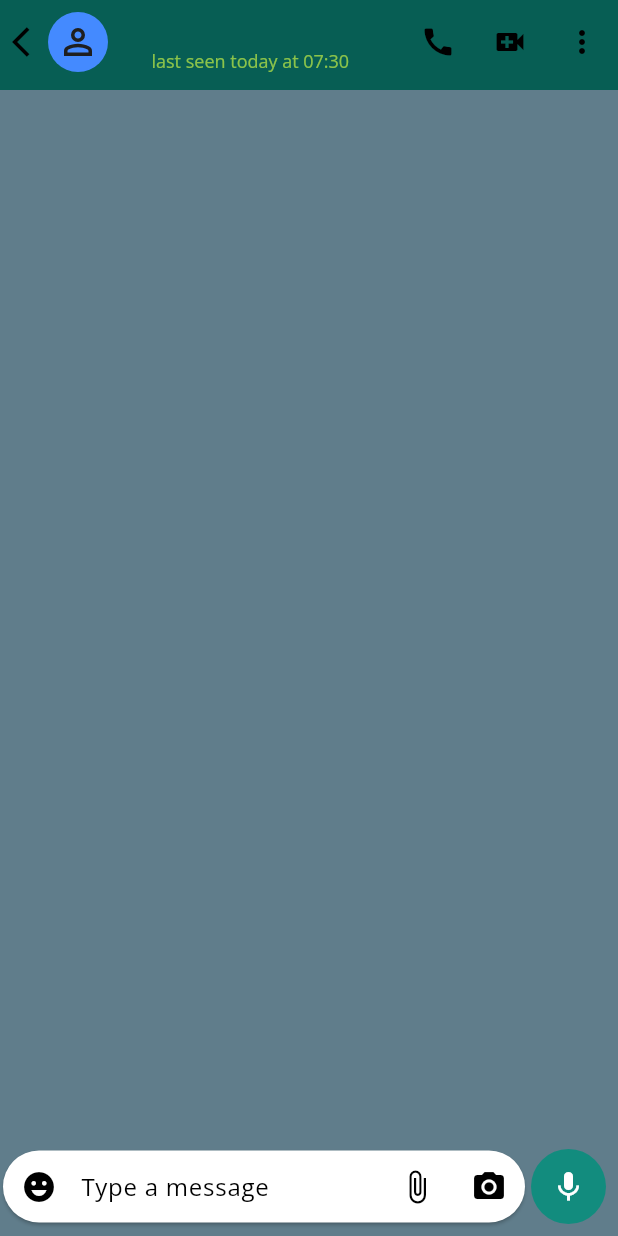
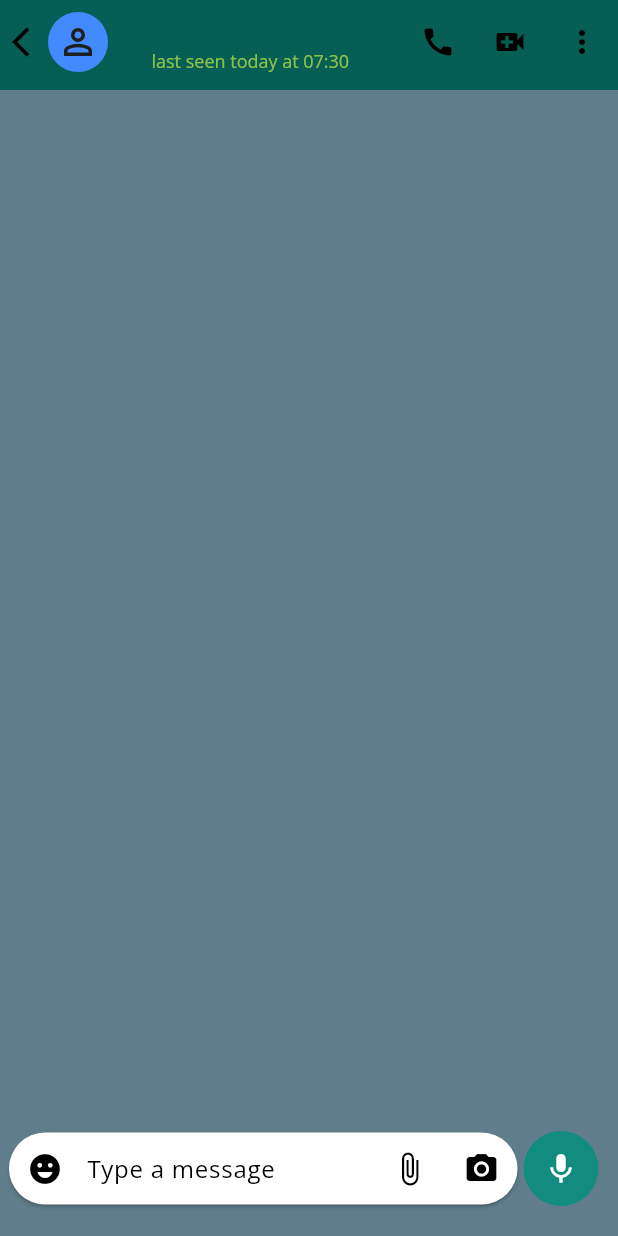
Before and after one commit to ThanhTinhHenryy/Vortex-flutter-chat-app-without-firebase, a Flutter app: the IndividualChatPage screen opened directly with empty values, on a phone screen of 412 x 824 dp. Run offline on Flutter 3.47's test engine with Material 3 defaults, Android fonts, the phone set to English and light mode, and no system bars; our stand-ins replace flutter_svg.

Commit message:
individual: input styled

```diff
--- a/lib/Pages/IndividualChatPage.dart
+++ b/lib/Pages/IndividualChatPage.dart
@@ -110,12 +110,17 @@ class _IndividualChatPageState extends State<IndividualChatPage> {
             ListView(),
             Align(
               alignment: Alignment.bottomCenter,
+              child: Padding(
+                padding: const EdgeInsets.only(
+                  bottom: 12,
+                ), // ! thêm khoảng cách ở dưới, fix
+                // padding: const EdgeInsets.all(8.0),
                 child: Row(
                   children: [
                     Container(
-                    width: MediaQuery.of(context).size.width - 60,
+                      width: MediaQuery.of(context).size.width - 65,
                       child: Card(
-                      margin: EdgeInsets.only(left: 2, right: 2, bottom: 8),
+                        margin: EdgeInsets.only(left: 6, right: 2, bottom: 8),
                         shape: RoundedRectangleBorder(
                           borderRadius: BorderRadius.circular(25),
                         ),
@@ -167,6 +172,7 @@ class _IndividualChatPageState extends State<IndividualChatPage> {
                   ],
                 ),
               ),
+            ),
           ],
         ),
       ),
```
Also changed, not shown: pubspec.yaml (+4 -3 lines), pubspec.lock, 5 other files. Lines whose indentation alone changed are shown as unchanged.
